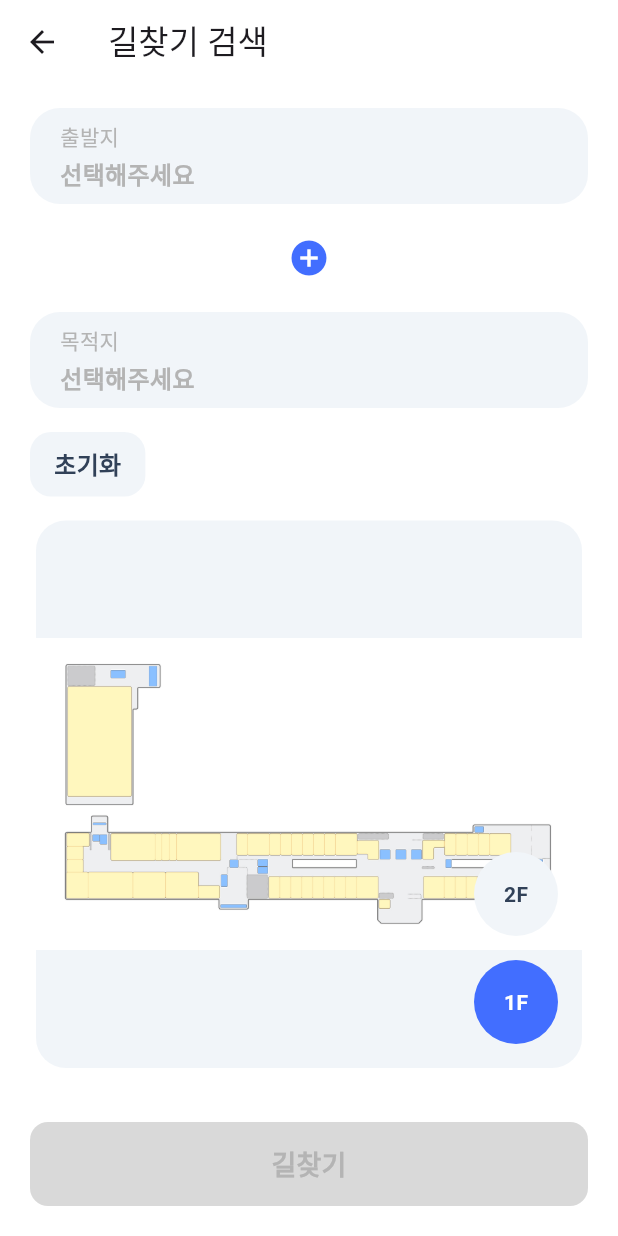
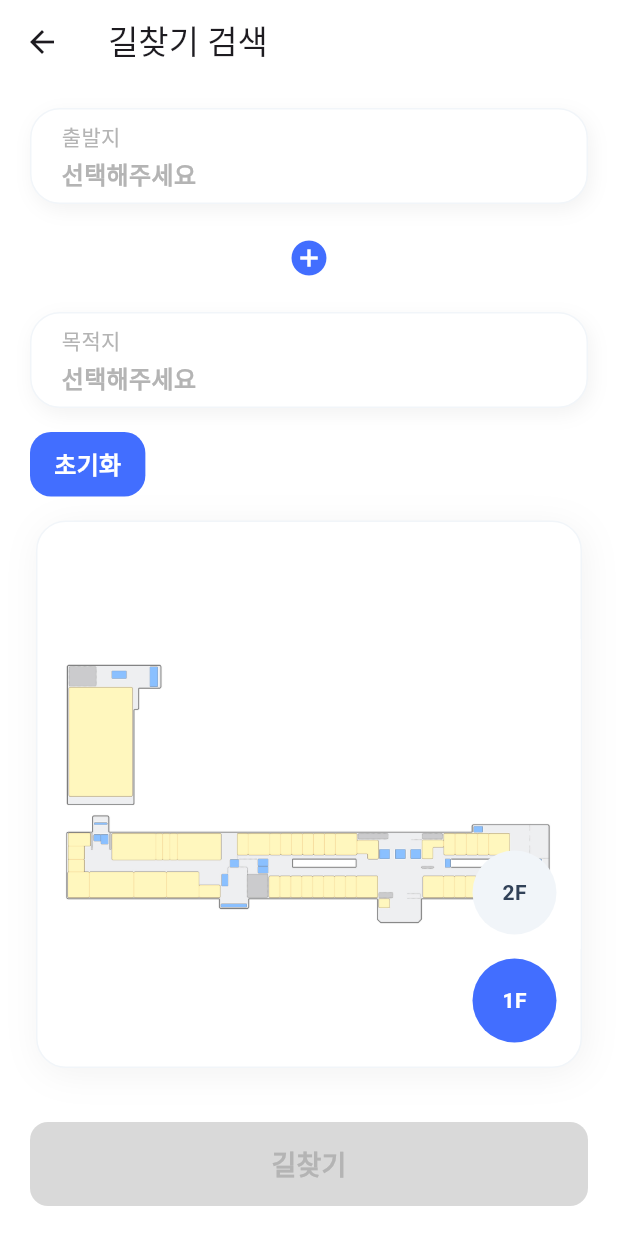
Before and after one commit to Ogwart/annyong_app, a Flutter app: the PathSelectionPage screen opened by its route, on a phone screen of 412 x 824 dp. Run offline on Flutter 3.47's test engine with Material 3 defaults, Android fonts, the phone set to English and light mode, and no system bars; our stand-ins replace flutter_blue_plus, flutter_compass, flutter_riverpod, flutter_svg, go_router, pedometer and 2 more; accounts and stored records are empty; Roboto replaces fonts that are missing (Pretendard); project files that could hold a hidden picture were left out.

Commit message:
Design: 길찾기 검색 페이지의 디자인 수정
1. 경로 입력 박스를 흰색, 눌렸을 때 테두리 색을 파란색으로 변경하여 이후 나올 시설물 검색 페이지와 통일감을 줌
2. 초기화 버튼이 흐린 것 같아서 파란 색으로 변경하고, 눌렸을 때 투명도를 적용하여 눌림 효과 부여
3. 지도 레터박스가 거슬려서 흰색으로 바꾸고, 대신 radius및 그림자를 연하게 주어 영역 구분

```diff
--- a/lib/presentation/ui/path/path_selection_page.dart
+++ b/lib/presentation/ui/path/path_selection_page.dart
@@ -361,8 +361,17 @@ class _PathSelectionPageState extends ConsumerState<PathSelectionPage>
                   vertical: 16,
                 ),
                 decoration: BoxDecoration(
-                  color: AppColors.grey200,
+                  color: Colors.white,
                   borderRadius: BorderRadius.circular(20),
+                  border: Border.all(color: AppColors.grey200, width: 1),
+                  boxShadow: [
+                    BoxShadow(
+                      color: Colors.black.withOpacity(0.05),
+                      blurRadius: 20,
+                      offset: const Offset(2, 4),
+                      spreadRadius: 0,
+                    ),
+                  ],
                 ),
                 child: Builder(
                   builder: (context) {
--- a/lib/presentation/widgets/path_page/location_input_tile.dart
+++ b/lib/presentation/widgets/path_page/location_input_tile.dart
@@ -1,7 +1,7 @@
 import 'package:annyong/presentation/theme/app_colors.dart';
 import 'package:flutter/material.dart';
 
-class LocationInputTile extends StatelessWidget {
+class LocationInputTile extends StatefulWidget {
   final String label;
   final String? value;
   final VoidCallback onTap;
@@ -16,15 +16,42 @@ class LocationInputTile extends StatelessWidget {
   });
 
   @override
+  State<LocationInputTile> createState() => _LocationInputTileState();
+}
+
+class _LocationInputTileState extends State<LocationInputTile> {
+  bool _isPressed = false; // 눌림 상태 변수
+
+  @override
   Widget build(BuildContext context) {
     return GestureDetector(
-      onTap: onTap,
+      onTap: widget.onTap,
+      // 눌림 효과를 주기 위해 터치 상황에 따라 _isPressed 관리
+      onTapDown: (_) => setState(() => _isPressed = true),
+      onTapUp: (_) => setState(() => _isPressed = false),
+      onTapCancel: () => setState(() => _isPressed = false),
       child: Container(
         height: 64,
         padding: const EdgeInsets.symmetric(horizontal: 20),
         decoration: BoxDecoration(
-          color: AppColors.grey200,
+          color: Colors.white,
           borderRadius: BorderRadius.circular(20),
+          // 눌림 상태에 따라 테두리 색상 변경
+          border: Border.all(
+            color: _isPressed ? AppColors.secondary : AppColors.grey200,
+            width: 1.0,
+          ),
+          // 눌림 상태에 따라 그림자 효과 변경
+          boxShadow: [
+            BoxShadow(
+              color: _isPressed
+                  ? AppColors.primary.withOpacity(0.25)
+                  : Colors.black.withOpacity(0.05),
+              blurRadius: 10,
+              offset: const Offset(2, 4),
+              spreadRadius: 0,
+            ),
+          ],
         ),
         child: Row(
           children: [
@@ -34,7 +61,7 @@ class LocationInputTile extends StatelessWidget {
                 crossAxisAlignment: CrossAxisAlignment.start,
                 children: [
                   Text(
-                    label,
+                    widget.label,
                     style: TextStyle(
                       fontSize: 14,
                       fontWeight: FontWeight.w500,
@@ -43,17 +70,19 @@ class LocationInputTile extends StatelessWidget {
                   ),
                   const SizedBox(height: 4),
                   Text(
-                    value ?? '선택해주세요',
+                    widget.value ?? '선택해주세요',
                     style: TextStyle(
                       fontSize: 16,
                       fontWeight: FontWeight.w600,
-                      color: value == null ? AppColors.grey400 : AppColors.text,
+                      color: widget.value == null
+                          ? AppColors.grey400
+                          : AppColors.text,
                     ),
                   ),
                 ],
               ),
             ),
-            if (trailing != null) trailing!,
+            if (widget.trailing != null) widget.trailing!,
           ],
         ),
       ),
--- a/lib/presentation/widgets/path_page/reset_button.dart
+++ b/lib/presentation/widgets/path_page/reset_button.dart
@@ -1,28 +1,43 @@
 import 'package:annyong/presentation/theme/app_colors.dart';
 import 'package:flutter/material.dart';
 
-class ResetButton extends StatelessWidget {
+class ResetButton extends StatefulWidget {
   final VoidCallback onTap;
   final String label;
 
   const ResetButton({super.key, required this.onTap, this.label = '초기화'});
 
   @override
+  State<ResetButton> createState() => _ResetButtonState();
+}
+
+class _ResetButtonState extends State<ResetButton> {
+  bool _isPressed = false;
+
+  @override
   Widget build(BuildContext context) {
     return GestureDetector(
-      onTap: onTap,
+      onTap: widget.onTap,
+      // 눌림 상태 관리
+      onTapDown: (_) => setState(() => _isPressed = true),
+      onTapUp: (_) => setState(() => _isPressed = false),
+      onTapCancel: () => setState(() => _isPressed = false),
+      child: AnimatedOpacity(
+        duration: const Duration(milliseconds: 100), // 부드러운 효과
+        opacity: _isPressed ? 0.6 : 1.0, // 눌렸을 때 투명도 적용 (흐리게)
         child: Container(
           padding: const EdgeInsets.symmetric(horizontal: 16, vertical: 10),
           decoration: BoxDecoration(
-          color: AppColors.grey200,
+            color: AppColors.primary, // 배경색 파란색으로 변경
             borderRadius: BorderRadius.circular(14),
           ),
           child: Text(
-          label,
-          style: TextStyle(
+            widget.label,
+            style: const TextStyle(
               fontSize: 16,
               fontWeight: FontWeight.w600,
-            color: AppColors.text,
+              color: Colors.white, // 배경이 파란색이므로 글씨는 흰색
+            ),
           ),
         ),
       ),
```
Lines whose indentation alone changed are shown as unchanged.
